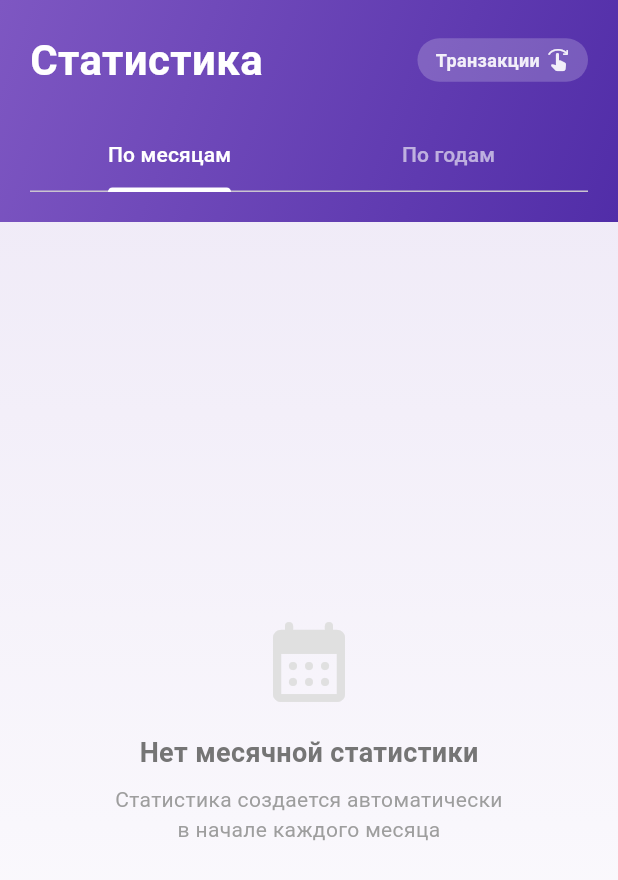
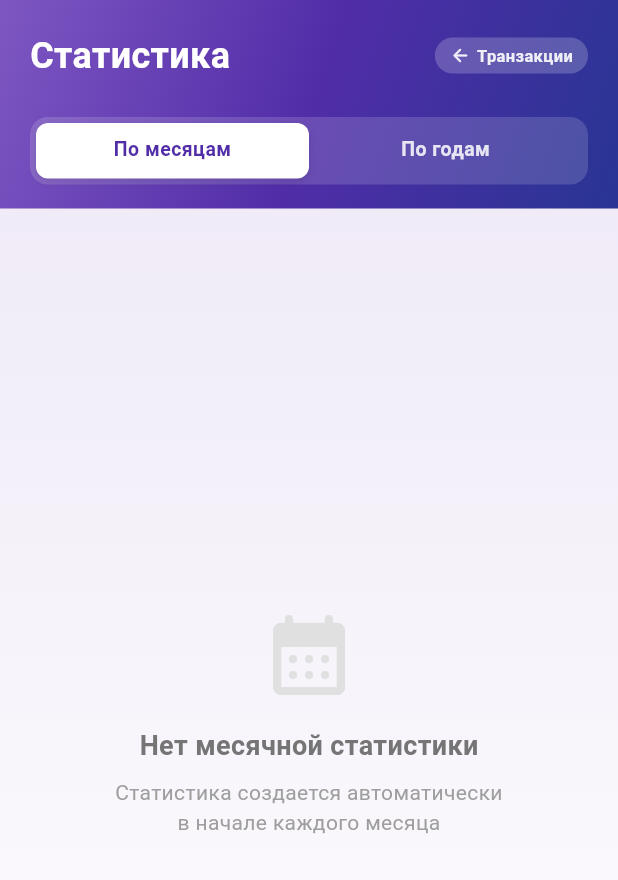
Before and after one commit to SherovS-Dev/CashGuard, a Flutter app: the TransactionsScreen screen opened directly, swiped to page 2, on a phone screen of 412 x 824 dp. Shown: the top 880 px of the screen. Run offline on Flutter 3.47's test engine with Material 3 defaults, Android fonts, the phone set to English and light mode, and no system bars; our stand-ins replace file_picker, flutter_secure_storage, local_auth, share_plus; accounts and stored records are empty.

Commit message:
feat: Enhance transactions screen layout and add default device options

```diff
--- a/cash_guard_module/lib/screens/transactions_screen.dart
+++ b/cash_guard_module/lib/screens/transactions_screen.dart
@@ -1,4 +1,5 @@
 import 'package:flutter/material.dart';
+import 'package:flutter/services.dart';
 import '../models/bank_card.dart';
 import '../models/cash_location.dart';
 import '../models/mobile_wallet.dart';
@@ -20,7 +21,6 @@ class _TransactionsScreenState extends State<TransactionsScreen> {
   List<Transaction> _transactions = [];
   double _initialBalance = 0;
   bool _isLoading = true;
-  int _currentPage = 0;
 
   @override
   void initState() {
@@ -191,10 +191,6 @@ class _TransactionsScreenState extends State<TransactionsScreen> {
         .fold(0, (sum, t) => sum + t.amount);
   }
 
-  double get _currentBalance {
-    return _initialBalance + _totalIncome - _totalExpenses;
-  }
-
   String _formatCurrency(double amount) {
     return '${amount.toStringAsFixed(2)} ₽';
   }
@@ -210,7 +206,7 @@ class _TransactionsScreenState extends State<TransactionsScreen> {
           children: [
             Icon(Icons.cancel_outlined, color: Colors.orange.shade700),
             const SizedBox(width: 12),
-            const Expanded(child: Text('Отменить транзакцию?')), // ИСПРАВЛЕНО
+            const Expanded(child: Text('Отменить транзакцию?')),
           ],
         ),
         content: Column(
@@ -481,15 +477,11 @@ class _TransactionsScreenState extends State<TransactionsScreen> {
       body: PageView(
         controller: _pageController,
         onPageChanged: (page) {
-          setState(() {
-            _currentPage = page;
-          });
+          setState(() {});
         },
         children: [
-          // ИЗМЕНЕНО: Страница текущих транзакций (слева)
           _buildCurrentTransactionsPage(),
 
-          // ИЗМЕНЕНО: Страница статистики (справа)
           _StatisticsPage(
             storageService: _storageService,
             formatCurrency: _formatCurrency,
@@ -513,9 +505,8 @@ class _TransactionsScreenState extends State<TransactionsScreen> {
       ),
       child: CustomScrollView(
         slivers: [
-          // ИСПРАВЛЕНО: App Bar с правильными размерами
           SliverAppBar(
-            expandedHeight: 220, // УВЕЛИЧЕНО
+            expandedHeight: 220,
             floating: false,
             pinned: true,
             backgroundColor: Colors.transparent,
@@ -534,20 +525,20 @@ class _TransactionsScreenState extends State<TransactionsScreen> {
                   ),
                 ),
                 child: SafeArea(
+                  bottom: true,
                   child: Padding(
                     padding: const EdgeInsets.fromLTRB(20, 20, 20, 20),
                     child: Column(
                       crossAxisAlignment: CrossAxisAlignment.start,
                       mainAxisAlignment: MainAxisAlignment.end,
                       children: [
-                        // ИСПРАВЛЕНО: Компактный заголовок
                         Row(
                           children: [
                             const Expanded(
                               child: Text(
                                 'Транзакции',
                                 style: TextStyle(
-                                  fontSize: 24, // УМЕНЬШЕНО
+                                  fontSize: 24,
                                   fontWeight: FontWeight.bold,
                                   color: Colors.white,
                                 ),
@@ -805,7 +796,13 @@ class _StatisticsPageState extends State<_StatisticsPage> with SingleTickerProvi
       );
     }
 
-    return Container(
+    return AnnotatedRegion<SystemUiOverlayStyle>(
+      value: const SystemUiOverlayStyle(
+        statusBarColor: Colors.transparent,
+        statusBarIconBrightness: Brightness.light,
+        statusBarBrightness: Brightness.dark,
+      ),
+      child: Container(
         decoration: BoxDecoration(
           gradient: LinearGradient(
             begin: Alignment.topCenter,
@@ -817,11 +814,11 @@ class _StatisticsPageState extends State<_StatisticsPage> with SingleTickerProvi
           ),
         ),
         child: SafeArea(
+          bottom: true,
           child: Column(
             children: [
-            // Header
+              // Header with gradient background
               Container(
-              padding: const EdgeInsets.all(20),
                 decoration: BoxDecoration(
                   gradient: LinearGradient(
                     begin: Alignment.topLeft,
@@ -829,26 +826,32 @@ class _StatisticsPageState extends State<_StatisticsPage> with SingleTickerProvi
                     colors: [
                       Colors.deepPurple.shade400,
                       Colors.deepPurple.shade700,
-                  ],
-                ),
-              ),
+                      Colors.indigo.shade800,
+                    ],
+                  ),
+                ),
+                child: SafeArea(
+                  bottom: false,
+                  child: Padding(
+                    padding: const EdgeInsets.fromLTRB(20, 20, 20, 0),
                     child: Column(
                       children: [
+                        // Title and button
                         Row(
                           mainAxisAlignment: MainAxisAlignment.spaceBetween,
                           children: [
                             const Text(
                               'Статистика',
                               style: TextStyle(
-                          fontSize: 28,
+                                fontSize: 24,
                                 fontWeight: FontWeight.bold,
                                 color: Colors.white,
                               ),
                             ),
                             Container(
                               padding: const EdgeInsets.symmetric(
-                          horizontal: 12,
-                          vertical: 6,
+                                horizontal: 10,
+                                vertical: 4,
                               ),
                               decoration: BoxDecoration(
                                 color: Colors.white.withValues(alpha: 0.2),
@@ -857,37 +860,73 @@ class _StatisticsPageState extends State<_StatisticsPage> with SingleTickerProvi
                               child: Row(
                                 mainAxisSize: MainAxisSize.min,
                                 children: [
+                                  Icon(
+                                    Icons.arrow_back_rounded,
+                                    color: Colors.white.withValues(alpha: 0.9),
+                                    size: 14,
+                                  ),
+                                  const SizedBox(width: 4),
                                   Text(
                                     'Транзакции',
                                     style: TextStyle(
                                       color: Colors.white.withValues(alpha: 0.9),
-                                fontSize: 12,
+                                      fontSize: 11,
                                       fontWeight: FontWeight.w600,
                                     ),
                                   ),
-                            const SizedBox(width: 4),
-                            Icon(
-                              Icons.swipe_right_rounded,
-                              color: Colors.white.withValues(alpha: 0.9),
-                              size: 16,
-                            ),
-                          ],
-                        ),
-                      ),
-                    ],
-                  ),
-                  const SizedBox(height: 20),
-                  TabBar(
+                                ],
+                              ),
+                            ),
+                          ],
+                        ),
+                        const SizedBox(height: 24),
+                        // Modern TabBar
+                        Container(
+                          height: 45,
+                          padding: const EdgeInsets.all(4),
+                          decoration: BoxDecoration(
+                            color: Colors.white.withValues(alpha: 0.15),
+                            borderRadius: BorderRadius.circular(12),
+                          ),
+                          child: TabBar(
                             controller: _tabController,
-                    indicatorColor: Colors.white,
-                    labelColor: Colors.white,
-                    unselectedLabelColor: Colors.white60,
+                            indicator: BoxDecoration(
+                              color: Colors.white,
+                              borderRadius: BorderRadius.circular(8),
+                              boxShadow: [
+                                BoxShadow(
+                                  color: Colors.black.withValues(alpha: 0.1),
+                                  blurRadius: 4,
+                                  offset: const Offset(0, 2),
+                                ),
+                              ],
+                            ),
+                            indicatorSize: TabBarIndicatorSize.tab,
+                            dividerColor: Colors.transparent,
+                            labelColor: Colors.deepPurple.shade700,
+                            unselectedLabelColor: Colors.white.withValues(alpha: 0.85),
+                            labelStyle: const TextStyle(
+                              fontSize: 13,
+                              fontWeight: FontWeight.bold,
+                              letterSpacing: 0.3,
+                            ),
+                            unselectedLabelStyle: const TextStyle(
+                              fontSize: 13,
+                              fontWeight: FontWeight.w600,
+                              letterSpacing: 0.3,
+                            ),
+                            splashFactory: NoSplash.splashFactory,
+                            overlayColor: WidgetStateProperty.all(Colors.transparent),
                             tabs: const [
                               Tab(text: 'По месяцам'),
                               Tab(text: 'По годам'),
                             ],
                           ),
-                ],
+                        ),
+                        const SizedBox(height: 16),
+                      ],
+                    ),
+                  ),
                 ),
               ),
 
@@ -902,6 +941,7 @@ class _StatisticsPageState extends State<_StatisticsPage> with SingleTickerProvi
                 ),
               ),
             ],
+          ),
         ),
       ),
     );
```
Lines whose indentation alone changed are shown as unchanged.
